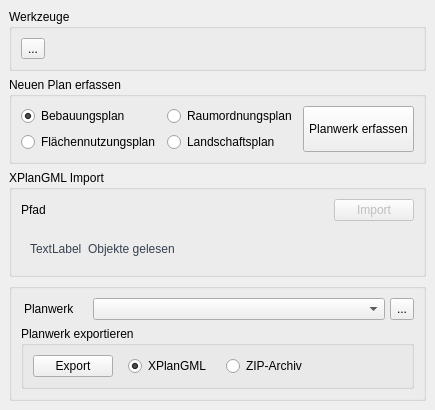
Before: the Qt Designer form src/SAGisXPlanung/ui/XPlanung_dialog_base.ui in nti-de/SAGisXPlanung, drawn with Qt 5.
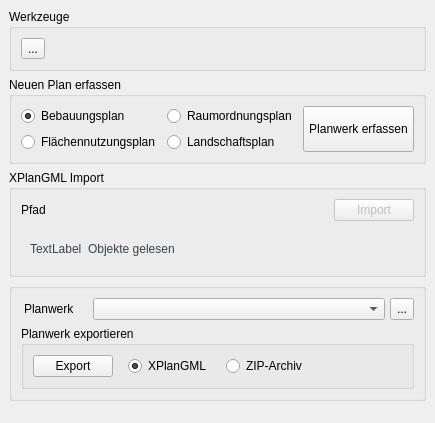
After: the same form once the commit is applied. Custom widgets are drawn as their Qt base class.

What changed in the file:
```diff
--- a/src/SAGisXPlanung/ui/XPlanung_dialog_base.ui
+++ b/src/SAGisXPlanung/ui/XPlanung_dialog_base.ui
@@ -7,7 +7,7 @@
     <x>0</x>
     <y>0</y>
     <width>395</width>
-    <height>407</height>
+    <height>423</height>
    </rect>
   </property>
   <property name="windowTitle">
```
Left out of the diff: 2 changed lines with no effect on the pictures.
